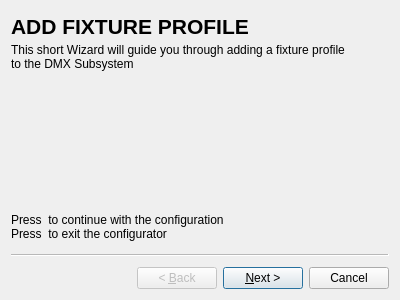
Stavro-Purdie/Universal-Digital-Visual-Follow-Spot-Interfacing-System, file Config/addfixtureprofile.ui: the form before one commit.
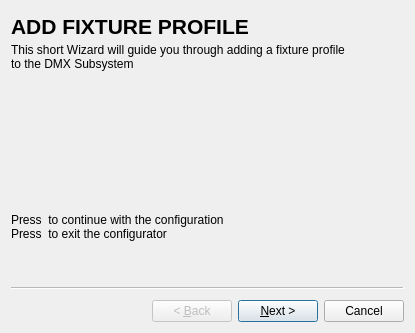
The form after the commit.

Commit message: Finished add fixture profile GUI

```diff
--- a/Config/addfixtureprofile.ui
+++ b/Config/addfixtureprofile.ui
@@ -6,8 +6,8 @@
    <rect>
     <x>0</x>
     <y>0</y>
-    <width>400</width>
-    <height>300</height>
+    <width>415</width>
+    <height>333</height>
    </rect>
   </property>
   <property name="windowTitle">
```
Left out of the diff: 116 changed lines with no effect on the pictures. The commit also changes 1 other file.
